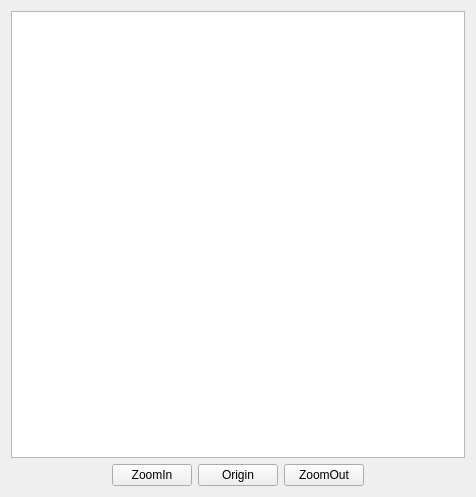
The window that quicktikz/imageview.ui (Svaling/quicktikz) describes before a commit, drawn with Qt 5.
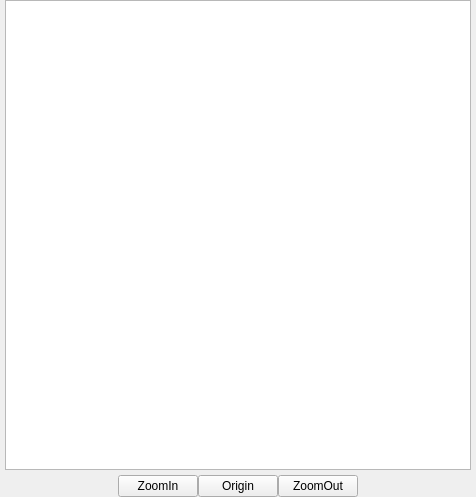
The same window after the commit.

Diff of the .ui file:
```diff
--- a/quicktikz/imageview.ui
+++ b/quicktikz/imageview.ui
@@ -14,11 +14,29 @@
    <string>Form</string>
   </property>
   <layout class="QVBoxLayout" name="verticalLayout">
+   <property name="spacing">
+    <number>5</number>
+   </property>
+   <property name="leftMargin">
+    <number>5</number>
+   </property>
+   <property name="topMargin">
+    <number>0</number>
+   </property>
+   <property name="rightMargin">
+    <number>5</number>
+   </property>
+   <property name="bottomMargin">
+    <number>0</number>
+   </property>
    <item>
     <widget class="QGraphicsView" name="graphicsView"/>
    </item>
    <item>
     <layout class="QHBoxLayout" name="horizontalLayout_2">
+     <property name="spacing">
+      <number>0</number>
+     </property>
      <item>
       <spacer name="horizontalSpacer">
        <property name="orientation">
```
